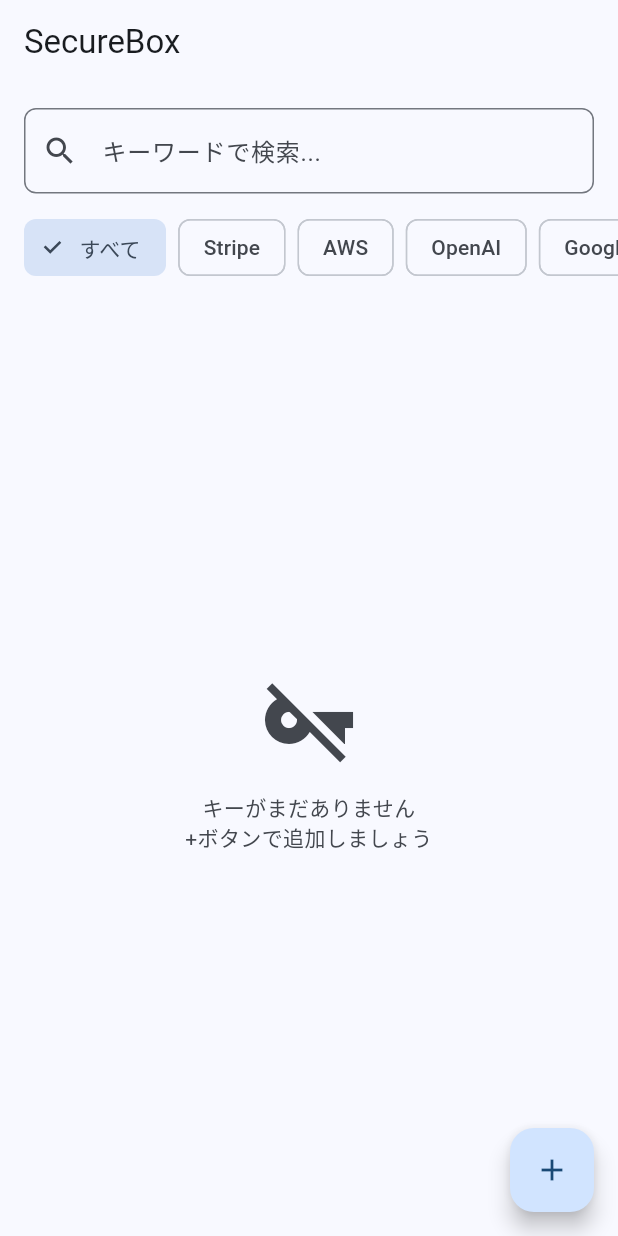
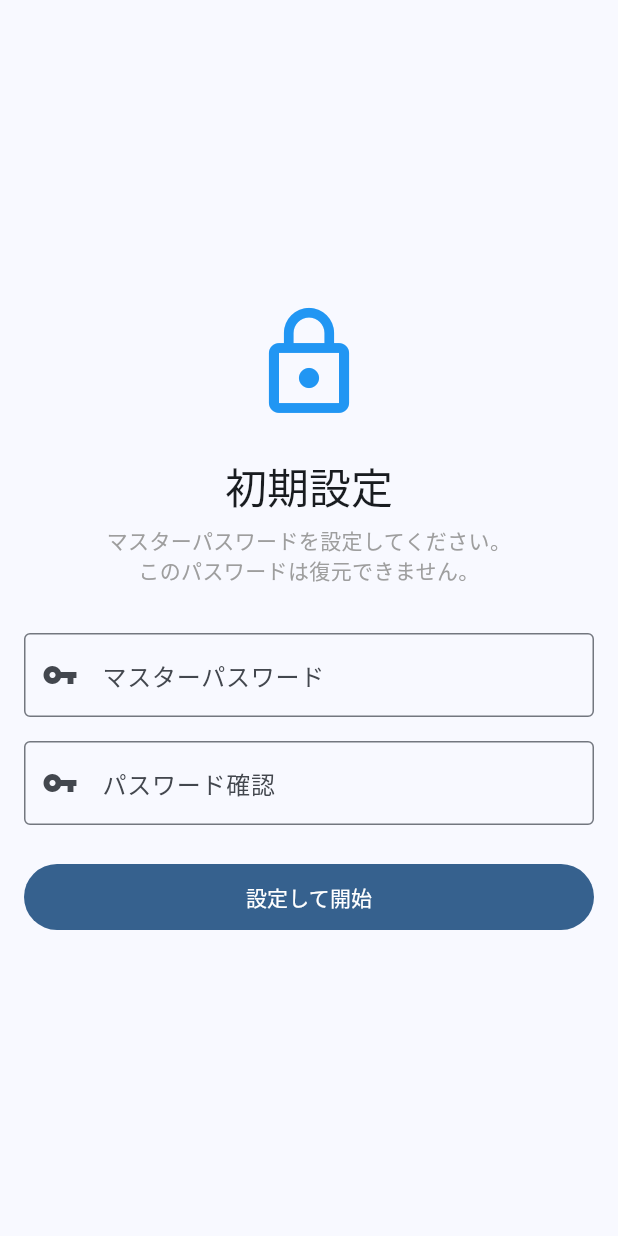
Before and after one commit to comcommasa-bit/comcommasa-bit-secureboxVer2, a Flutter app: the screen it shows after launch, on a phone screen of 412 x 824 dp. Run offline on Flutter 3.47's test engine with Material 3 defaults, Android fonts, the phone set to English and light mode, and no system bars; our stand-ins replace file_picker, flutter_secure_storage, local_auth, sqflite; missing offline and left inert: encrypt; accounts and stored records are empty.

Commit message:
Phase 5: Integration - auth screen and app flow
- auth_screen.dart: マスターパスワード設定/ログイン画面（確認入力付き）
- MainActivity.kt: FlutterFragmentActivity に変更（生体認証クラッシュ防止）
- main.dart: ホーム画面を AuthScreen に変更
- widget_test.dart: 認証画面対応に更新

Co-Authored-By: Claude Opus 4.6 <noreply@anthropic.com>

```diff
--- a/lib/main.dart
+++ b/lib/main.dart
@@ -6,7 +6,7 @@ library;
 import 'package:flutter/material.dart';
 
 import 'config/constants.dart';
-import 'screens/list_screen.dart';
+import 'screens/auth_screen.dart';
 
 void main() {
   runApp(const SecureBoxApp());
@@ -28,7 +28,7 @@ class SecureBoxApp extends StatelessWidget {
         ),
         useMaterial3: true,
       ),
-      home: const ListScreen(),
+      home: const AuthScreen(),
     );
   }
 }
--- /dev/null
+++ b/lib/screens/auth_screen.dart
@@ -0,0 +1,225 @@
+/// 認証画面
+///
+/// アプリ起動時に表示される画面。
+/// 初回起動時: マスターパスワードの設定を行う。
+/// 2回目以降: マスターパスワードまたは生体認証でログインを行う。
+library;
+
+import 'package:flutter/material.dart';
+
+import '../config/constants.dart';
+import '../services/auth_service.dart';
+import '../utils/validators.dart';
+import '../widgets/toast.dart';
+import 'list_screen.dart';
+
+/// 認証画面ウィジェット
+class AuthScreen extends StatefulWidget {
+  /// [AuthScreen] を作成する
+  const AuthScreen({super.key});
+
+  @override
+  State<AuthScreen> createState() => _AuthScreenState();
+}
+
+class _AuthScreenState extends State<AuthScreen> {
+  final _formKey = GlobalKey<FormState>();
+  final _passwordController = TextEditingController();
+  final _confirmController = TextEditingController();
+  final _authService = AuthService();
+
+  bool _isInitialized = false;
+  bool _isRegistering = false;
+  bool _isLoading = false;
+  bool _canCheckBiometrics = false;
+
+  @override
+  void initState() {
+    super.initState();
+    _init();
+  }
+
+  @override
+  void dispose() {
+    _passwordController.dispose();
+    _confirmController.dispose();
+    super.dispose();
+  }
+
+  Future<void> _init() async {
+    final hasPassword = await _authService.isPasswordSet;
+    final canBiometrics = await _authService.isBiometricsAvailable;
+    final isBiometricsEnabled = await _authService.isBiometricsEnabled;
+
+    if (mounted) {
+      setState(() {
+        _isRegistering = !hasPassword;
+        _canCheckBiometrics = canBiometrics;
+        _isInitialized = true;
+      });
+
+      // ログインモードかつ生体認証が有効なら自動で認証開始
+      if (!_isRegistering && isBiometricsEnabled && canBiometrics) {
+        _authenticateBiometrics();
+      }
+    }
+  }
+
+  Future<void> _authenticateBiometrics() async {
+    final authenticated = await _authService.authenticateBiometric();
+    if (authenticated && mounted) {
+      _navigateToHome();
+    }
+  }
+
+  Future<void> _submit() async {
+    if (!_formKey.currentState!.validate()) return;
+
+    setState(() => _isLoading = true);
+
+    try {
+      final password = _passwordController.text;
+
+      if (_isRegistering) {
+        // 初回登録
+        await _authService.savePassword(password);
+        if (_canCheckBiometrics) {
+          await _authService.setBiometricsEnabled(true);
+        }
+        if (mounted) {
+          AppToast.showSuccess(context, 'マスターパスワードを設定しました');
+          _navigateToHome();
+        }
+      } else {
+        // ログイン
+        final isValid = await _authService.verifyPassword(password);
+        if (isValid) {
+          if (mounted) _navigateToHome();
+        } else {
+          if (mounted) {
+            AppToast.showError(context, 'パスワードが間違っています');
+          }
+        }
+      }
+    } catch (e) {
+      if (mounted) {
+        AppToast.showError(context, 'エラーが発生しました');
+      }
+    } finally {
+      if (mounted) setState(() => _isLoading = false);
+    }
+  }
+
+  void _navigateToHome() {
+    Navigator.of(context).pushAndRemoveUntil(
+      MaterialPageRoute<void>(builder: (_) => const ListScreen()),
+      (_) => false,
+    );
+  }
+
+  @override
+  Widget build(BuildContext context) {
+    if (!_isInitialized) {
+      return const Scaffold(
+        body: Center(child: CircularProgressIndicator()),
+      );
+    }
+
+    return Scaffold(
+      body: Center(
+        child: SingleChildScrollView(
+          padding: const EdgeInsets.all(AppConstants.defaultPadding),
+          child: Form(
+            key: _formKey,
+            child: Column(
+              mainAxisAlignment: MainAxisAlignment.center,
+              crossAxisAlignment: CrossAxisAlignment.stretch,
+              children: [
+                const Icon(
+                  Icons.lock_outline,
+                  size: 80,
+                  color: Colors.blue,
+                ),
+                const SizedBox(height: 24),
+                Text(
+                  _isRegistering ? '初期設定' : 'ログイン',
+                  style: Theme.of(context).textTheme.headlineMedium,
+                  textAlign: TextAlign.center,
+                ),
+                const SizedBox(height: 8),
+                Text(
+                  _isRegistering
+                      ? 'マスターパスワードを設定してください。\n'
+                          'このパスワードは復元できません。'
+                      : 'マスターパスワードを入力してロック解除',
+                  textAlign: TextAlign.center,
+                  style: const TextStyle(color: Colors.grey),
+                ),
+                const SizedBox(height: 32),
+                TextFormField(
+                  controller: _passwordController,
+                  decoration: const InputDecoration(
+                    labelText: 'マスターパスワード',
+                    border: OutlineInputBorder(),
+                    prefixIcon: Icon(Icons.vpn_key),
+                  ),
+                  obscureText: true,
+                  validator: Validators.masterPassword,
+                  onFieldSubmitted: (_) =>
+                      _isRegistering ? null : _submit(),
+                ),
+                // 初回設定時のみ確認入力を表示
+                if (_isRegistering) ...[
+                  const SizedBox(height: 16),
+                  TextFormField(
+                    controller: _confirmController,
+                    decoration: const InputDecoration(
+                      labelText: 'パスワード確認',
+                      border: OutlineInputBorder(),
+                      prefixIcon: Icon(Icons.vpn_key),
+                    ),
+                    obscureText: true,
+                    validator: (value) {
+                      if (value != _passwordController.text) {
+                        return 'パスワードが一致しません';
+                      }
+                      return null;
+                    },
+                    onFieldSubmitted: (_) => _submit(),
+                  ),
+                ],
+                const SizedBox(height: 24),
+                FilledButton(
+                  onPressed: _isLoading ? null : _submit,
+                  child: Padding(
+                    padding: const EdgeInsets.all(12.0),
+                    child: _isLoading
+                        ? const SizedBox(
+                            width: 20,
+                            height: 20,
+                            child: CircularProgressIndicator(
+                              strokeWidth: 2,
+                              color: Colors.white,
+                            ),
+                          )
+                        : Text(
+                            _isRegistering ? '設定して開始' : 'ロック解除',
+                          ),
+                  ),
+                ),
+                if (!_isRegistering && _canCheckBiometrics) ...[
+                  const SizedBox(height: 16),
+                  TextButton.icon(
+                    onPressed: _authenticateBiometrics,
+                    icon: const Icon(Icons.fingerprint),
+                    label: const Text('生体認証を使用'),
+                  ),
+                ],
+              ],
+            ),
+          ),
+        ),
+      ),
+    );
+  }
+}
```
Also changed, not shown: 2 other files.
